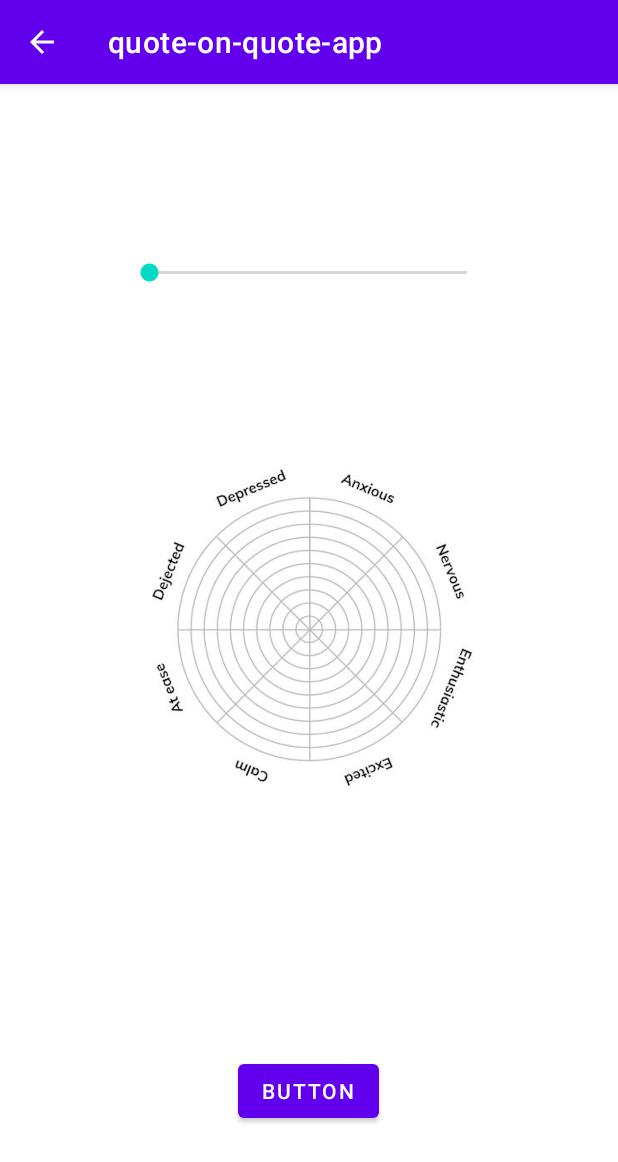
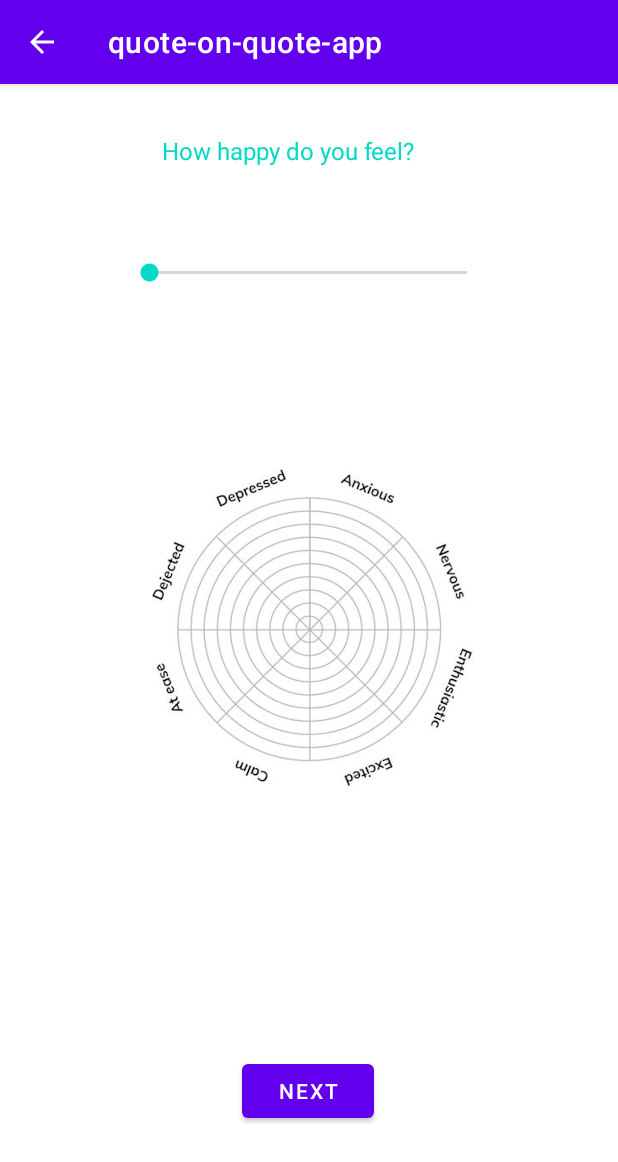
Before and after one commit to SophBr/quote-on-quote, an Android app: the StartQuestionnaire screen opened directly, with no data from a screen before it, on a phone screen of 412 x 824 dp. Shown: the top 1162 px of the screen. Run offline under Robolectric (Android 15) with nearby library versions, the phone set to English and light mode, and no system bars.

Commit message:
Added stuff to second page

```diff
--- a/app/src/main/java/com/example/quote_on_quote_app/StartQuestionnaire.java
+++ b/app/src/main/java/com/example/quote_on_quote_app/StartQuestionnaire.java
@@ -3,6 +3,8 @@ package com.example.quote_on_quote_app;
 import androidx.appcompat.app.AppCompatActivity;
 import android.content.Intent;
 import android.os.Bundle;
+import android.view.View;
+import android.widget.EditText;
 import android.widget.TextView;
 
 public class StartQuestionnaire extends AppCompatActivity {
@@ -16,7 +18,25 @@ public class StartQuestionnaire extends AppCompatActivity {
         String message = intent.getStringExtra(MainActivity.EXTRA_MESSAGE);
 
         // Capture the layout's TextView and set the string as its text
-        TextView textView = findViewById(R.id.textView);
-        textView.setText(message);
+       // TextView textView = findViewById(R.id.textView);
+      //  textView.setText(message);
+    }
+    public static final String EXTRA_MESSAGE = "com.example.quote-on-quote_app.MESSAGE";
+    //@Override
+    //protected void onCreate(Bundle savedInstanceState) {
+      //  super.onCreate(savedInstanceState);
+       // setContentView(R.layout.activity_main);
+   // }
+
+    /** Called when the user taps the Send button */
+    public void sendMessage(View view) {
+        Intent intent = new Intent(this, Page2Question.class);
+        EditText editText = (EditText) findViewById(R.id.editTextTextPersonName);
+        String message = editText.getText().toString();
+        intent.putExtra(EXTRA_MESSAGE, message);
+        startActivity(intent);
     }
 }
+//public class StartQuestionnaire extends AppCompatActivity {
+
+//}
--- a/app/src/main/res/layout/activity_start_questionnaire.xml
+++ b/app/src/main/res/layout/activity_start_questionnaire.xml
@@ -12,11 +12,12 @@
         android:layout_height="31dp"
         android:layout_marginTop="33dp"
         android:text="@string/question_happy"
-        android:textColor="@color/purple_200"
+        android:textColor="@color/teal_200"
         android:textSize="16sp"
         app:layout_constraintEnd_toEndOf="parent"
         app:layout_constraintStart_toStartOf="parent"
-        app:layout_constraintTop_toTopOf="parent" />
+        app:layout_constraintTop_toTopOf="parent"
+        tools:text="How happy do you feel?" />
 
     <SeekBar
         android:id="@+id/seekBar"
@@ -44,7 +45,8 @@
         android:layout_width="wrap_content"
         android:layout_height="48dp"
         android:layout_marginTop="56dp"
-        android:text="Button"
+        android:text="@string/next_button"
+        android:onClick="sendMessage"
         app:layout_constraintBottom_toBottomOf="parent"
         app:layout_constraintEnd_toEndOf="parent"
         app:layout_constraintHorizontal_bias="0.498"
--- a/app/src/main/res/values/strings.xml
+++ b/app/src/main/res/values/strings.xml
@@ -3,4 +3,5 @@
     <string name="edit_message">What\'s my mood?</string>
     <string name="button_send">Start</string>
     <string name="question_happy">How happy do you feel?</string>
+    <string name="next_button">Next</string>
 </resources>
```
Also changed, not shown: app/build.gradle (+21 -0 lines), app/src/main/AndroidManifest.xml (+9 -1 lines), app/src/main/java/com/example/quote_on_quote_app/Page2Question.java (added, +14 -0 lines), app/src/main/java/com/example/quote_on_quote_app/Page3Question.java (added, +14 -0 lines), app/src/main/res/layout/activity_page2_question.xml (added, +9 -0 lines), app/src/main/res/layout/activity_page3_question.xml (added, +9 -0 lines), build.gradle (+7 -0 lines).
